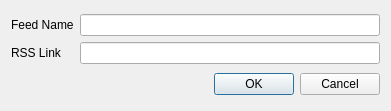
Before: the Qt Designer form AddFeedDialog.ui in Paradox2405/Rss-Feed, drawn with Qt 5.
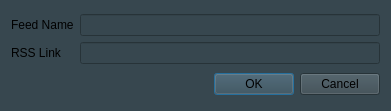
After: the same form once the commit is applied.

```diff
--- a/AddFeedDialog.ui
+++ b/AddFeedDialog.ui
@@ -13,11 +13,20 @@
   <property name="windowTitle">
    <string>Add RSS source</string>
   </property>
+  <property name="autoFillBackground">
+   <bool>true</bool>
+  </property>
+  <property name="styleSheet">
+   <string notr="true">background-color: rgb(55, 71, 79);</string>
+  </property>
   <layout class="QGridLayout" name="gridLayout_2">
    <item row="0" column="0">
     <layout class="QGridLayout" name="gridLayout">
      <item row="0" column="0">
       <widget class="QLabel" name="label_2">
+       <property name="styleSheet">
+        <string notr="true">font: 75 9pt &quot;Product Sans&quot;;</string>
+       </property>
        <property name="text">
         <string>Feed Name</string>
        </property>
@@ -28,6 +37,9 @@
      </item>
      <item row="1" column="0">
       <widget class="QLabel" name="label">
+       <property name="styleSheet">
+        <string notr="true">font: 75 9pt &quot;Product Sans&quot;;</string>
+       </property>
        <property name="text">
         <string>RSS Link</string>
        </property>
@@ -40,6 +52,12 @@
    </item>
    <item row="1" column="0">
     <widget class="QDialogButtonBox" name="buttonBox">
+     <property name="autoFillBackground">
+      <bool>true</bool>
+     </property>
+     <property name="styleSheet">
+      <string notr="true">background-color: rgb(55, 71, 79);</string>
+     </property>
      <property name="orientation">
       <enum>Qt::Horizontal</enum>
      </property>
```
